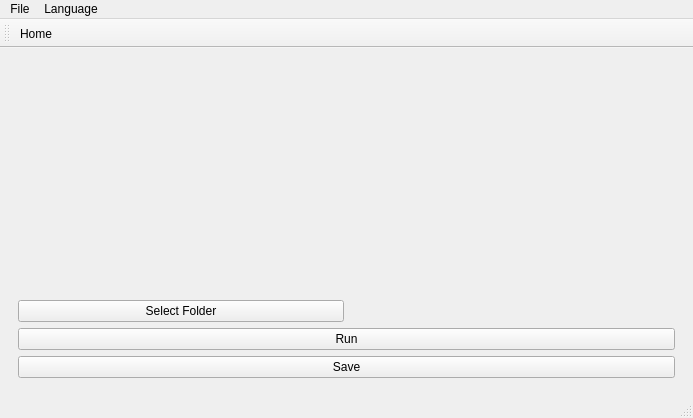
Qt form mainwindow.ui (Tokyo-MQP-2024/IgniteCV) before a commit.
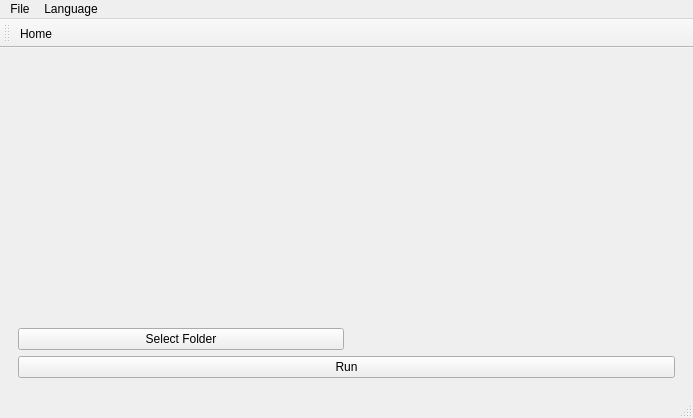
The same form after that commit. Icons and pictures are not drawn.

Diff of the .ui file:
```diff
--- a/mainwindow.ui
+++ b/mainwindow.ui
@@ -99,22 +99,6 @@
           </item>
          </layout>
         </item>
-        <item row="3" column="0">
-         <widget class="QPushButton" name="pushButton_3">
-          <property name="text">
-           <string>Save</string>
-          </property>
-          <property name="autoDefault">
-           <bool>false</bool>
-          </property>
-          <property name="default">
-           <bool>false</bool>
-          </property>
-          <property name="flat">
-           <bool>false</bool>
-          </property>
-         </widget>
-        </item>
         <item row="0" column="0">
          <spacer name="verticalSpacer_3">
           <property name="orientation">
```
Left out of the diff: 14 changed lines with no effect on the pictures.
